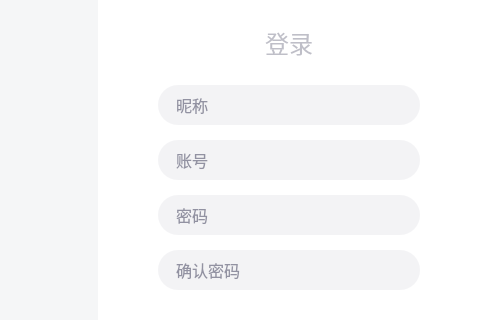
Old version of the form LoginDialog.ui in the repository MonoKelvin/BookStudyApp; both pictures show x 520 to 1000 and y 94 to 414 of the 1000 by 618 pixel window.
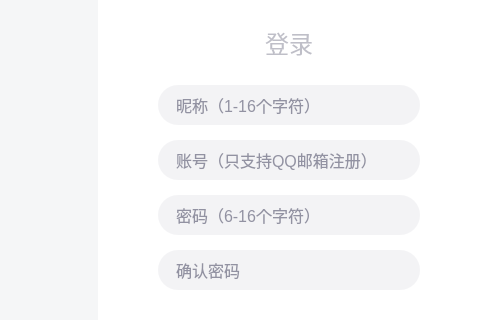
New version of the form. Icons and pictures are not drawn.

Commit message: 完善注册功能，并添加功能列表

```diff
--- a/LoginDialog.ui
+++ b/LoginDialog.ui
@@ -306,7 +306,7 @@
      <item>
       <widget class="QLineEdit" name="leNickName">
        <property name="placeholderText">
-        <string>昵称</string>
+        <string>昵称（1-16个字符）</string>
        </property>
       </widget>
      </item>
@@ -316,7 +316,7 @@
         <number>20</number>
        </property>
        <property name="placeholderText">
-        <string>账号</string>
+        <string>账号（只支持QQ邮箱注册）</string>
        </property>
       </widget>
      </item>
@@ -329,7 +329,7 @@
         <enum>QLineEdit::Password</enum>
        </property>
        <property name="placeholderText">
-        <string>密码</string>
+        <string>密码（6-16个字符）</string>
        </property>
       </widget>
      </item>
```
The commit also changes 10 other files.
